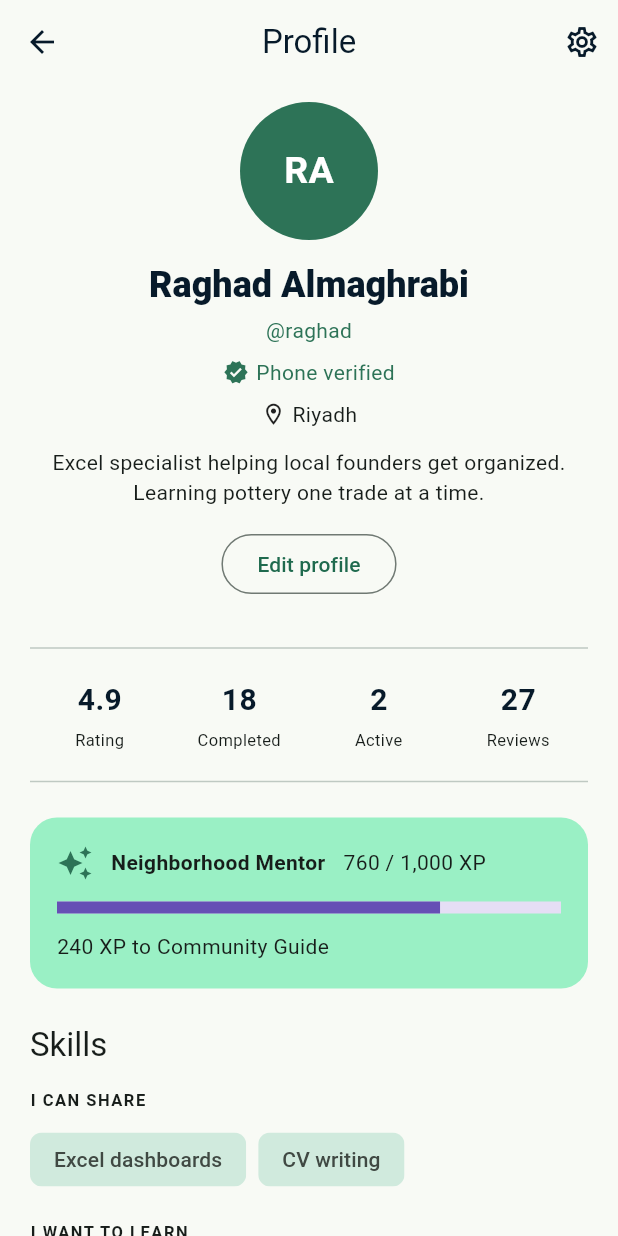
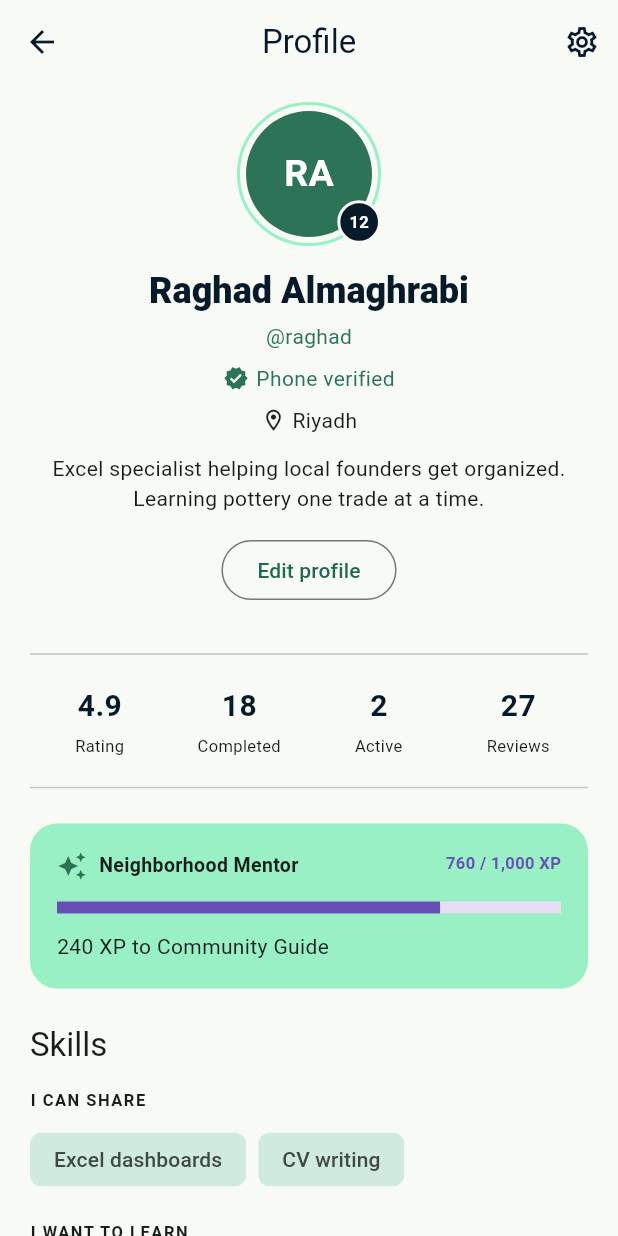
Before and after one commit to Wajza/swe463-project, a Flutter app: the ProfileScreen screen opened directly, on a phone screen of 412 x 824 dp. Run offline on Flutter 3.47's test engine with Material 3 defaults, Android fonts, the phone set to English and light mode, and no system bars; Roboto replaces fonts that are missing (Arial).

Commit message:
Align profile XP header and restore avatar level badge

```diff
--- a/souq_skills/lib/screens/profile/profile_screen.dart
+++ b/souq_skills/lib/screens/profile/profile_screen.dart
@@ -63,17 +63,34 @@ class ProfileScreen extends StatelessWidget {
                   child: const Column(
                     crossAxisAlignment: CrossAxisAlignment.start,
                     children: [
-                      Wrap(
-                        spacing: 12,
-                        runSpacing: 8,
-                        crossAxisAlignment: WrapCrossAlignment.center,
+                      Row(
+                        crossAxisAlignment: CrossAxisAlignment.start,
                         children: [
-                          Icon(Icons.auto_awesome, color: souqGreen),
+                          Icon(
+                            Icons.auto_awesome,
+                            color: souqGreen,
+                            size: 20,
+                          ),
+                          SizedBox(width: 8),
+                          Expanded(
+                            child: Text(
+                              'Neighborhood Mentor',
+                              style: TextStyle(
+                                fontWeight: FontWeight.bold,
+                                fontSize: 13,
+                              ),
+                            ),
+                          ),
+                          SizedBox(width: 8),
                           Text(
-                            'Neighborhood Mentor',
-                            style: TextStyle(fontWeight: FontWeight.bold),
+                            '760 / 1,000 XP',
+                            textAlign: TextAlign.right,
+                            style: TextStyle(
+                              fontSize: 11,
+                              color: souqLavender,
+                              fontWeight: FontWeight.w600,
                             ),
-                          Text('760 / 1,000 XP'),
+                          ),
                         ],
                       ),
                       SizedBox(height: 14),
@@ -215,8 +232,17 @@ class _ProfileHeader extends StatelessWidget {
 
     return Column(
       children: [
-        CircleAvatar(
-          radius: 46,
+        Stack(
+          clipBehavior: Clip.none,
+          children: [
+            Container(
+              padding: const EdgeInsets.all(4),
+              decoration: BoxDecoration(
+                shape: BoxShape.circle,
+                border: Border.all(color: souqMint, width: 2),
+              ),
+              child: CircleAvatar(
+                radius: 42,
                 backgroundColor: souqGreen,
                 child: Text(
                   profile.initials,
@@ -226,6 +252,32 @@ class _ProfileHeader extends StatelessWidget {
                     fontWeight: FontWeight.bold,
                   ),
                 ),
+              ),
+            ),
+            Positioned(
+              right: 0,
+              bottom: 0,
+              child: Semantics(
+                label: 'Level 12',
+                child: Container(
+                  padding: const EdgeInsets.all(6),
+                  decoration: BoxDecoration(
+                    color: souqNavy,
+                    shape: BoxShape.circle,
+                    border: Border.all(color: souqCream, width: 2),
+                  ),
+                  child: const Text(
+                    '12',
+                    style: TextStyle(
+                      color: Colors.white,
+                      fontSize: 11,
+                      fontWeight: FontWeight.bold,
+                    ),
+                  ),
+                ),
+              ),
+            ),
+          ],
         ),
         const SizedBox(height: 14),
         Text(
```
Lines whose indentation alone changed are shown as unchanged.
